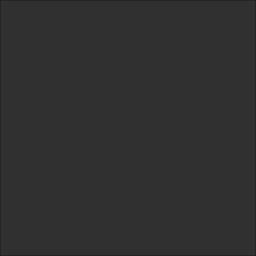
jahshaka/Studio, file src/widgets/modelpresets.ui: the form before one commit.
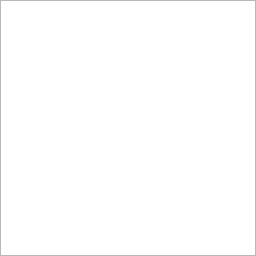
The form after the commit.

Commit message: Increase padding on preset widgets

```diff
--- a/src/widgets/modelpresets.ui
+++ b/src/widgets/modelpresets.ui
@@ -13,6 +13,12 @@
   <property name="windowTitle">
    <string>Form</string>
   </property>
+  <property name="styleSheet">
+   <string notr="true">#ModelPresets {
+	padding: 4px;
+	background: #303030;
+}</string>
+  </property>
   <layout class="QGridLayout" name="gridLayout">
    <property name="leftMargin">
     <number>0</number>
@@ -34,9 +40,6 @@
        <verstretch>0</verstretch>
       </sizepolicy>
      </property>
-     <property name="styleSheet">
-      <string notr="true">background-color: #303030</string>
-     </property>
     </widget>
    </item>
   </layout>
```
The commit also changes 4 other files.
